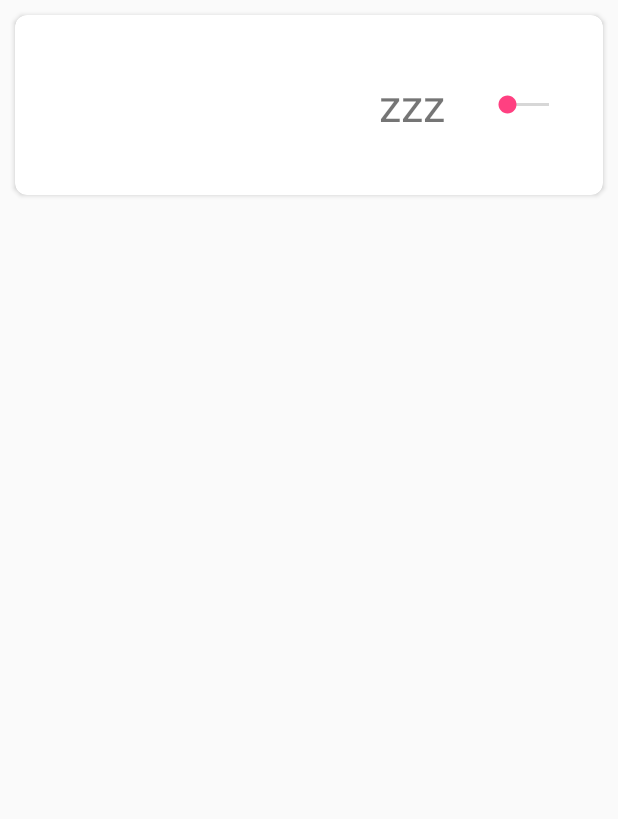
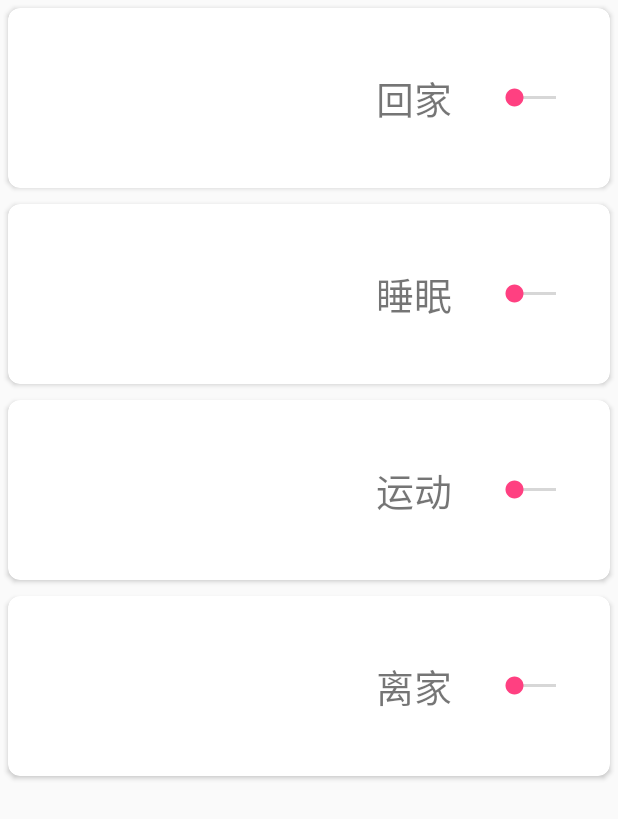
Before and after one commit to Group9-Android/Air-Conditioning-Controller, an Android app: the fragment TwoFragment shown on its own in the app's theme, on a phone screen of 412 x 824 dp. Shown: the top 819 px of the screen. Run offline under Robolectric (Android 15) with nearby library versions, the phone set to English and light mode, and no system bars; 1 statement that could not run was skipped.

Commit message:
情景模式列表UI调整

```diff
--- a/app/src/main/java/com/example/smallkun/aswitch/TwoFragment.java
+++ b/app/src/main/java/com/example/smallkun/aswitch/TwoFragment.java
@@ -25,28 +25,19 @@ public class TwoFragment extends Fragment {
         return inflater.inflate(R.layout.fragment_two,container,false);
     }
 
-    private CardView cardView;
+    private CardView cardView1,cardView2,cardView3,cardView4;
 
-    private String[] data = {
-            "回家",
-            "睡眠",
-            "item",
-            "item",
-            "item"
-    };
+
 
     @Override
     public void onViewCreated(View view, @Nullable Bundle savedInstanceState) {
         super.onViewCreated(view, savedInstanceState);
         Activity activity = (MainActivity)getActivity();
 
-//        ArrayAdapter<String> adapter = new ArrayAdapter<String>(activity,android.R.layout.simple_list_item_1,data);
-//        ListView listview = (ListView)view.findViewById(R.id.list_view);
-//        View footerView = ((LayoutInflater)activity.getSystemService(LAYOUT_INFLATER_SERVICE)).inflate(R.layout.list_footer, null, false);
-//        listview.addFooterView(footerView);
-//        listview.setAdapter(adapter);
-
-        cardView = (CardView) view.findViewById(R.id.cardView);
+        cardView1 = (CardView) view.findViewById(R.id.cardView);
+        cardView2 = (CardView) view.findViewById(R.id.cardView2);
+        cardView3 = (CardView) view.findViewById(R.id.cardView3);
+        cardView4 = (CardView) view.findViewById(R.id.cardView4);
 
 
     }
--- a/app/src/main/res/layout/fragment_two.xml
+++ b/app/src/main/res/layout/fragment_two.xml
@@ -10,7 +10,7 @@
         app:cardCornerRadius="8dp"
         android:layout_width="match_parent"
         android:layout_height="wrap_content"
-        android:layout_margin="10dp">
+        android:layout_margin="5dp">
 
         <LinearLayout
             android:layout_width="match_parent"
@@ -33,8 +33,8 @@
                     android:layout_height="wrap_content"
                     android:layout_gravity="center_vertical"
                     android:padding="5dp"
-                    android:text="zzz"
-                    android:textSize="30dp" />
+                    android:text="回家"
+                    android:textSize="25dp" />
 
                 <SeekBar
                     android:id="@+id/seekBar"
@@ -50,7 +50,150 @@
 
         </LinearLayout>
 
-        ></android.support.v7.widget.CardView>
+    </android.support.v7.widget.CardView>
+
+    <android.support.v7.widget.CardView
+        android:id="@+id/cardView2"
+        app:cardCornerRadius="8dp"
+        android:layout_width="match_parent"
+        android:layout_height="wrap_content"
+        android:layout_margin="5dp">
+
+        <LinearLayout
+            android:layout_width="match_parent"
+            android:layout_height="match_parent"
+            android:orientation="horizontal">
+
+            <ImageView
+                android:layout_width="80dp"
+                android:layout_height="80dp"
+                android:layout_gravity="center"
+                android:layout_margin="20dp" />
+
+            <LinearLayout
+                android:layout_width="match_parent"
+                android:layout_height="match_parent"
+                android:gravity="right">
+
+                <TextView
+                    android:layout_width="wrap_content"
+                    android:layout_height="wrap_content"
+                    android:layout_gravity="center_vertical"
+                    android:padding="5dp"
+                    android:text="睡眠"
+                    android:textSize="25dp" />
+
+                <SeekBar
+                    android:id="@+id/seekBar2"
+                    style="@style/Widget.AppCompat.SeekBar.Discrete"
+                    android:layout_width="60dp"
+                    android:layout_height="wrap_content"
+                    android:layout_gravity="center"
+                    android:layout_margin="20dp"
+                    android:max="1"
+                    android:progress="0" />
+
+            </LinearLayout>
+
+        </LinearLayout>
+
+    </android.support.v7.widget.CardView>
+
+    <android.support.v7.widget.CardView
+        android:id="@+id/cardView3"
+        app:cardCornerRadius="8dp"
+        android:layout_width="match_parent"
+        android:layout_height="wrap_content"
+        android:layout_margin="5dp">
+
+        <LinearLayout
+            android:layout_width="match_parent"
+            android:layout_height="match_parent"
+            android:orientation="horizontal">
+
+            <ImageView
+                android:layout_width="80dp"
+                android:layout_height="80dp"
+                android:layout_gravity="center"
+                android:layout_margin="20dp" />
+
+            <LinearLayout
+                android:layout_width="match_parent"
+                android:layout_height="match_parent"
+                android:gravity="right">
+
+                <TextView
+                    android:layout_width="wrap_content"
+                    android:layout_height="wrap_content"
+                    android:layout_gravity="center_vertical"
+                    android:padding="5dp"
+                    android:text="运动"
+                    android:textSize="25dp" />
+
+                <SeekBar
+                    android:id="@+id/seekBar3"
+                    style="@style/Widget.AppCompat.SeekBar.Discrete"
+                    android:layout_width="60dp"
+                    android:layout_height="wrap_content"
+                    android:layout_gravity="center"
+                    android:layout_margin="20dp"
+                    android:max="1"
+                    android:progress="0" />
+
+            </LinearLayout>
+
+        </LinearLayout>
+
+    </android.support.v7.widget.CardView>
+
+    <android.support.v7.widget.CardView
+        android:id="@+id/cardView4"
+        app:cardCornerRadius="8dp"
+        android:layout_width="match_parent"
+        android:layout_height="wrap_content"
+        android:layout_margin="5dp">
+
+        <LinearLayout
+            android:layout_width="match_parent"
+            android:layout_height="match_parent"
+            android:orientation="horizontal">
+
+            <ImageView
+                android:layout_width="80dp"
+                android:layout_height="80dp"
+                android:layout_gravity="center"
+                android:layout_margin="20dp" />
+
+            <LinearLayout
+                android:layout_width="match_parent"
+                android:layout_height="match_parent"
+                android:gravity="right">
+
+                <TextView
+                    android:layout_width="wrap_content"
+                    android:layout_height="wrap_content"
+                    android:layout_gravity="center_vertical"
+                    android:padding="5dp"
+                    android:text="离家"
+                    android:textSize="25dp" />
+
+                <SeekBar
+                    android:id="@+id/seekBar4"
+                    style="@style/Widget.AppCompat.SeekBar.Discrete"
+                    android:layout_width="60dp"
+                    android:layout_height="wrap_content"
+                    android:layout_gravity="center"
+                    android:layout_margin="20dp"
+                    android:max="1"
+                    android:progress="0" />
+
+            </LinearLayout>
+
+        </LinearLayout>
+
+    </android.support.v7.widget.CardView>
+
+
 
 
 </LinearLayout>
```
